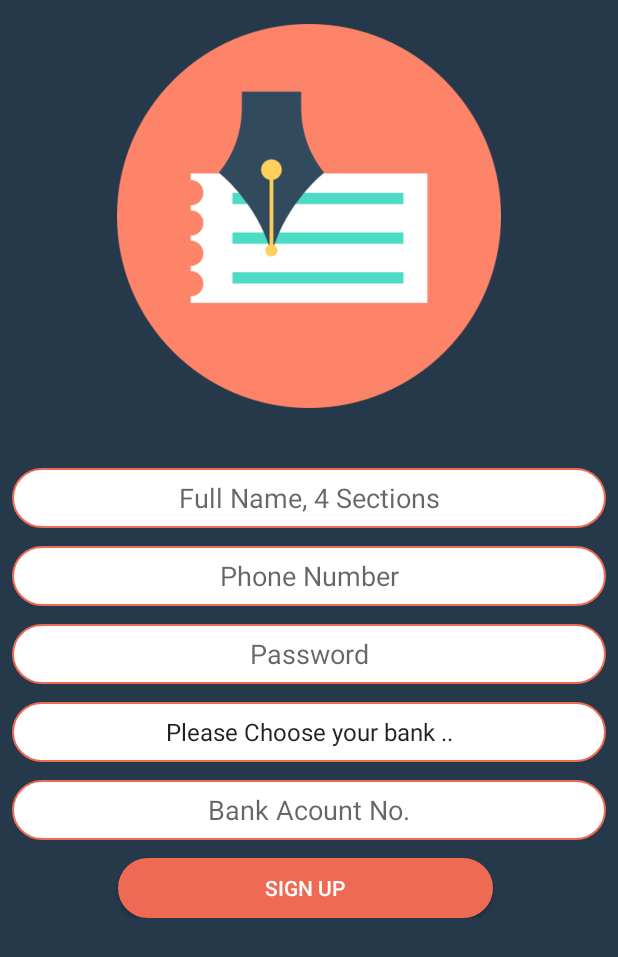
After one commit to monzer24/MyProject, an Android app: the layout sign_up.xml on its own in the app's theme, with its tools: preview values and no code run, on a phone screen of 412 x 824 dp. The commit adds this screen. Shown: the top 957 px of the screen. Run offline under Robolectric (Android 15) with nearby library versions, the phone set to English and light mode, and no system bars.

Commit message:
final changes

```diff
--- /dev/null
+++ b/app/src/main/java/com/projects/check/User.java
@@ -0,0 +1,4 @@
+package com.projects.check;
+
+public class User {
+}
--- /dev/null
+++ b/app/src/main/res/drawable/rounded.xml
@@ -0,0 +1,16 @@
+<?xml version="1.0" encoding="utf-8"?>
+<shape xmlns:android="http://schemas.android.com/apk/res/android" >
+    <stroke
+        android:width="1dp"
+        android:color="#FFEE6A55" />
+
+    <solid android:color="#ffffff" />
+
+    <padding
+        android:left="1dp"
+        android:right="1dp"
+        android:bottom="1dp"
+        android:top="1dp" />
+
+    <corners android:radius="20dp" />
+</shape>
--- /dev/null
+++ b/app/src/main/res/layout/sign_up.xml
@@ -0,0 +1,106 @@
+<?xml version="1.0" encoding="utf-8"?>
+<ScrollView
+    xmlns:android="http://schemas.android.com/apk/res/android"
+    xmlns:app="http://schemas.android.com/apk/res-auto"
+    android:layout_width="match_parent"
+    android:layout_height="match_parent"
+    android:background="#26394A">
+
+    <android.support.constraint.ConstraintLayout
+        android:layout_width="match_parent"
+        android:layout_height="match_parent"
+        android:layout_margin="8dp">
+
+        <ImageView
+            android:id="@+id/imageView"
+            android:layout_width="256dp"
+            android:layout_height="256dp"
+            android:layout_marginStart="8dp"
+            android:layout_marginTop="8dp"
+            android:layout_marginEnd="8dp"
+            android:src="@drawable/check"
+            app:layout_constraintEnd_toEndOf="parent"
+            app:layout_constraintStart_toStartOf="parent"
+            app:layout_constraintTop_toTopOf="parent" />
+
+        <EditText
+            android:id="@+id/fullname"
+            android:layout_width="match_parent"
+            android:layout_height="40dp"
+            android:layout_marginTop="40dp"
+            android:background="@drawable/rounded"
+            android:hint="Full Name, 4 Sections"
+            android:textAlignment="center"
+            app:layout_constraintEnd_toEndOf="parent"
+            app:layout_constraintStart_toStartOf="parent"
+            app:layout_constraintTop_toBottomOf="@+id/imageView" />
+
+        <EditText
+            android:id="@+id/phone"
+            android:layout_width="match_parent"
+            android:layout_height="40dp"
+            android:layout_marginTop="12dp"
+            android:background="@drawable/rounded"
+            android:hint="Phone Number"
+            android:textAlignment="center"
+            app:layout_constraintEnd_toEndOf="parent"
+            app:layout_constraintStart_toStartOf="parent"
+            app:layout_constraintTop_toBottomOf="@+id/fullname" />
+
+        <EditText
+            android:id="@+id/password"
+            android:layout_width="match_parent"
+            android:layout_height="40dp"
+            android:layout_marginTop="12dp"
+            android:background="@drawable/rounded"
+            android:hint="Password"
+            android:textAlignment="center"
+            app:layout_constraintEnd_toEndOf="parent"
+            app:layout_constraintTop_toBottomOf="@+id/phone" />
+
+        <EditText
+            android:id="@+id/account"
+            android:layout_width="match_parent"
+            android:layout_height="40dp"
+            android:layout_marginTop="12dp"
+            android:background="@drawable/rounded"
+            android:hint="Bank Acount No."
+            android:textAlignment="center"
+            app:layout_constraintEnd_toEndOf="parent"
+            app:layout_constraintStart_toStartOf="parent"
+            app:layout_constraintTop_toBottomOf="@+id/bank" />
+
+        <Spinner
+            android:id="@+id/bank"
+            android:layout_width="match_parent"
+            android:layout_height="40dp"
+            android:layout_marginTop="12dp"
+            android:background="@drawable/rounded"
+            android:entries="@array/banks"
+            android:textAlignment="center"
+            app:layout_constraintEnd_toEndOf="parent"
+            app:layout_constraintHorizontal_bias="0.0"
+            app:layout_constraintStart_toStartOf="parent"
+            app:layout_constraintTop_toBottomOf="@+id/password" />
+
+        <Button
+            android:layout_width="250dp"
+            android:layout_height="40dp"
+            android:layout_marginStart="8dp"
+            android:layout_marginTop="12dp"
+            android:layout_marginEnd="8dp"
+            android:background="@drawable/rounded"
+            android:backgroundTint="#EE6A55"
+            android:text="Sign up"
+            android:textAlignment="center"
+
+            android:textColor="#fff"
+            app:layout_constraintEnd_toEndOf="parent"
+            app:layout_constraintHorizontal_bias="0.48"
+            app:layout_constraintStart_toStartOf="parent"
+            app:layout_constraintTop_toBottomOf="@+id/account" />
+
+
+
+    </android.support.constraint.ConstraintLayout>
+</ScrollView>
--- a/app/src/main/res/values/strings.xml
+++ b/app/src/main/res/values/strings.xml
@@ -1,3 +1,15 @@
 <resources>
     <string name="app_name">Check</string>
+
+    <string-array name="banks">
+        <item>Please Choose your bank .. </item>
+        <item>Jordan Islamic Bank</item>
+        <item>Arab Bank</item>
+        <item>Bank Of Jordan</item>
+        <item>Cairo Amman Bank</item>
+        <item>Jordan Kuwait Bank</item>
+        <item>Jordan Ahli Bank</item>
+        <item>Bank al Etihad</item>
+    </string-array>
+
 </resources>
```
Also changed, not shown: app/build.gradle (+5 -4 lines), app/src/main/java/com/projects/check/CapturedImage.java (+31 -4 lines), app/src/main/java/com/projects/check/CheckInfo.java (+45 -44 lines), app/src/main/java/com/projects/check/Connection.java (added, +17 -0 lines), app/src/main/java/com/projects/check/FirebaseConnection.java (added, +88 -0 lines), app/src/main/java/com/projects/check/LogInActivity.java (added, +39 -0 lines), app/src/main/java/com/projects/check/MainActivity.java (+33 -4 lines), app/src/main/res/layout/login.xml (added, +103 -0 lines), app/src/main/res/drawable/check.png (added), 300 other files.
